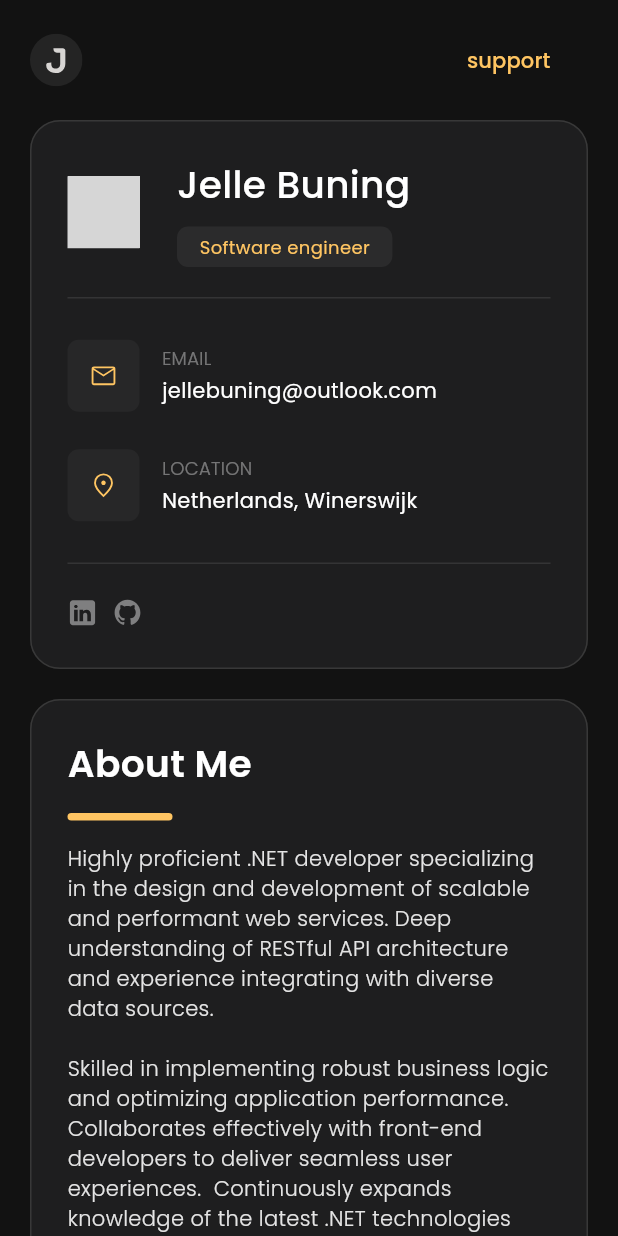
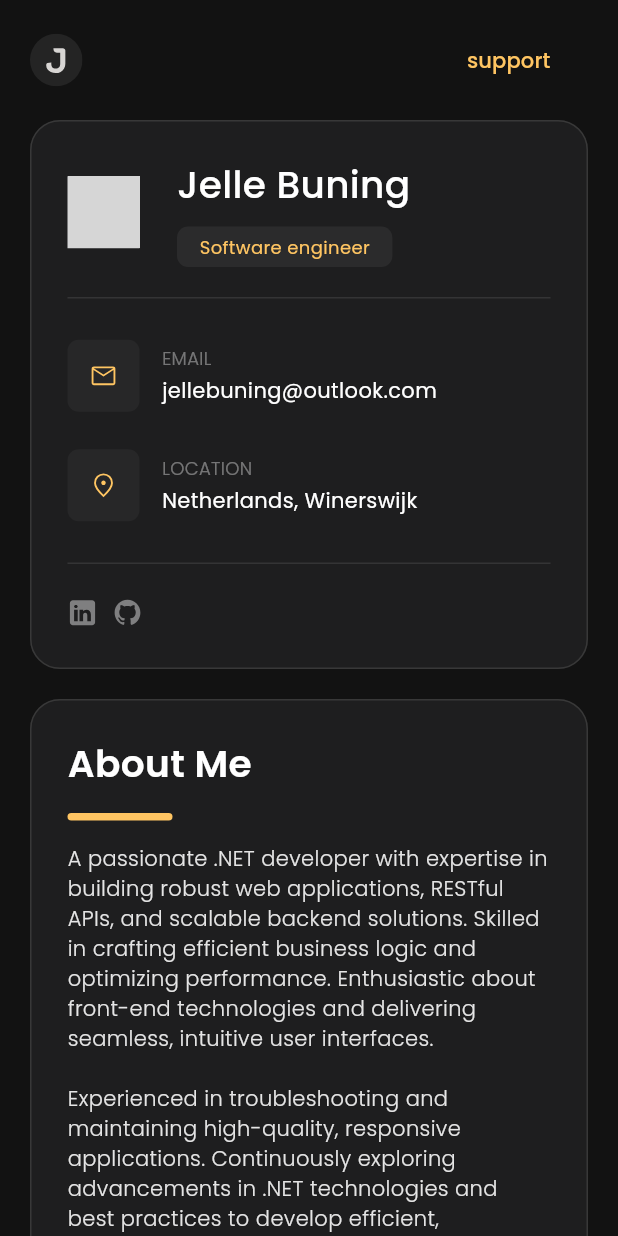
Before and after one commit to JelleBuning/portfolio, a Flutter app: the screen it shows after launch, on a phone screen of 412 x 824 dp. Run offline on Flutter 3.47's test engine with Material 3 defaults, Android fonts, the phone set to English and light mode, and no system bars; our stand-ins replace flutter_svg; missing offline and left inert: flutter_flip_card; grey boxes are pictures that could not be loaded.

Commit message:
updated about me

```diff
--- a/lib/app/content.dart
+++ b/lib/app/content.dart
@@ -56,9 +56,9 @@ class _ContentState extends State<Content> {
               borderRadius: BorderRadius.all(Radius.circular(50))),
         ),
         Text(
-          '''Highly proficient .NET developer specializing in the design and development of scalable and performant web services. Deep understanding of RESTful API architecture and experience integrating with diverse data sources.
+          '''A passionate .NET developer with expertise in building robust web applications, RESTful APIs, and scalable backend solutions. Skilled in crafting efficient business logic and optimizing performance. Enthusiastic about front-end technologies and delivering seamless, intuitive user interfaces.
 
-Skilled in implementing robust business logic and optimizing application performance.  Collaborates effectively with front-end developers to deliver seamless user experiences.  Continuously expands knowledge of the latest .NET technologies and best practices.''',
+Experienced in troubleshooting and maintaining high-quality, responsive applications. Continuously exploring advancements in .NET technologies and best practices to develop efficient, innovative solutions for modern software needs.''',
           style: TextStyle(
             color: Theme.of(context).colorScheme.onPrimary.withAlpha(225),
             fontWeight: FontWeight.w300,
```
